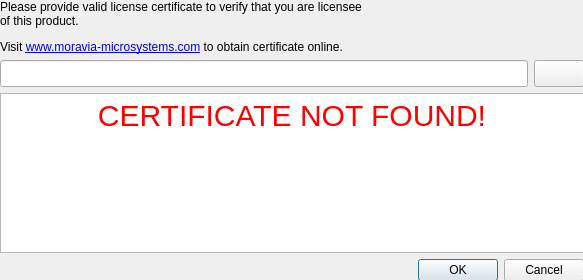
Old version of the form IDE/GUI/widgets/LicenseInitWidget/licenseinitwidget.ui in the repository AbyssAbbeba/MDS-picoblaze-AVR-ide.
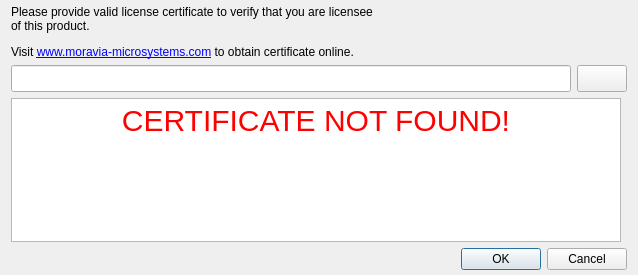
New version of the form. Icons and pictures are not drawn.

```diff
--- a/IDE/GUI/widgets/LicenseInitWidget/licenseinitwidget.ui
+++ b/IDE/GUI/widgets/LicenseInitWidget/licenseinitwidget.ui
@@ -6,10 +6,28 @@
    <rect>
     <x>0</x>
     <y>0</y>
-    <width>583</width>
-    <height>280</height>
+    <width>638</width>
+    <height>275</height>
    </rect>
   </property>
+  <property name="sizePolicy">
+   <sizepolicy hsizetype="Fixed" vsizetype="Fixed">
+    <horstretch>0</horstretch>
+    <verstretch>0</verstretch>
+   </sizepolicy>
+  </property>
+  <property name="minimumSize">
+   <size>
+    <width>638</width>
+    <height>275</height>
+   </size>
+  </property>
+  <property name="maximumSize">
+   <size>
+    <width>638</width>
+    <height>275</height>
+   </size>
+  </property>
   <property name="windowTitle">
    <string>Certificate required</string>
   </property>
@@ -18,11 +36,45 @@
     <rect>
      <x>0</x>
      <y>0</y>
-     <width>584</width>
-     <height>281</height>
+     <width>638</width>
+     <height>275</height>
     </rect>
    </property>
+   <layout class="QGridLayout" name="gridLayout">
+    <item row="0" column="0">
+     <spacer name="verticalSpacer_2">
+      <property name="orientation">
+       <enum>Qt::Vertical</enum>
+      </property>
+      <property name="sizeType">
+       <enum>QSizePolicy::Expanding</enum>
+      </property>
+      <property name="sizeHint" stdset="0">
+       <size>
+        <width>5</width>
+        <height>40</height>
+       </size>
+      </property>
+     </spacer>
+    </item>
+    <item row="0" column="1">
    <layout class="QVBoxLayout" name="verticalLayout">
+      <item>
+       <spacer name="horizontalSpacer">
+        <property name="orientation">
+         <enum>Qt::Horizontal</enum>
+        </property>
+        <property name="sizeType">
+         <enum>QSizePolicy::Expanding</enum>
+        </property>
+        <property name="sizeHint" stdset="0">
+         <size>
+          <width>40</width>
+          <height>5</height>
+         </size>
+        </property>
+       </spacer>
+      </item>
     <item>
      <layout class="QHBoxLayout" name="horizontalLayout_2">
       <item>
@@ -68,7 +120,7 @@
         </property>
         <property name="maximumSize">
          <size>
-          <width>530</width>
+            <width>560</width>
           <height>16777215</height>
          </size>
         </property>
@@ -110,7 +162,7 @@
      <widget class="QTextBrowser" name="tbInfo">
       <property name="maximumSize">
        <size>
-        <width>600</width>
+          <width>610</width>
         <height>16777215</height>
        </size>
       </property>
@@ -148,6 +200,40 @@
      </layout>
     </item>
    </layout>
+    </item>
+    <item row="0" column="2">
+     <spacer name="verticalSpacer_3">
+      <property name="orientation">
+       <enum>Qt::Vertical</enum>
+      </property>
+      <property name="sizeType">
+       <enum>QSizePolicy::Expanding</enum>
+      </property>
+      <property name="sizeHint" stdset="0">
+       <size>
+        <width>5</width>
+        <height>40</height>
+       </size>
+      </property>
+     </spacer>
+    </item>
+    <item row="1" column="0" colspan="3">
+     <spacer name="horizontalSpacer_2">
+      <property name="orientation">
+       <enum>Qt::Horizontal</enum>
+      </property>
+      <property name="sizeType">
+       <enum>QSizePolicy::Expanding</enum>
+      </property>
+      <property name="sizeHint" stdset="0">
+       <size>
+        <width>40</width>
+        <height>5</height>
+       </size>
+      </property>
+     </spacer>
+    </item>
+   </layout>
   </widget>
   <zorder>verticalLayoutWidget</zorder>
   <zorder>lineEdit</zorder>
```
Left out of the diff: 7 changed lines with no effect on the pictures. Lines whose indentation alone changed are shown as unchanged.
